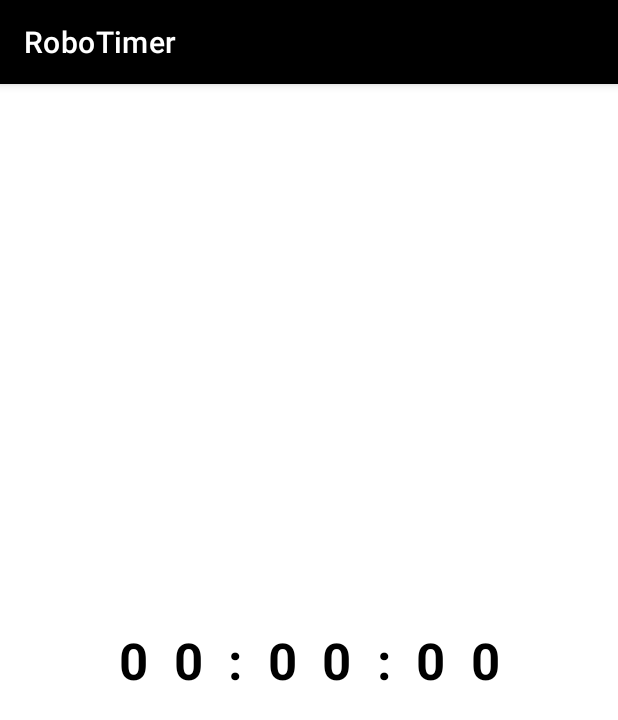
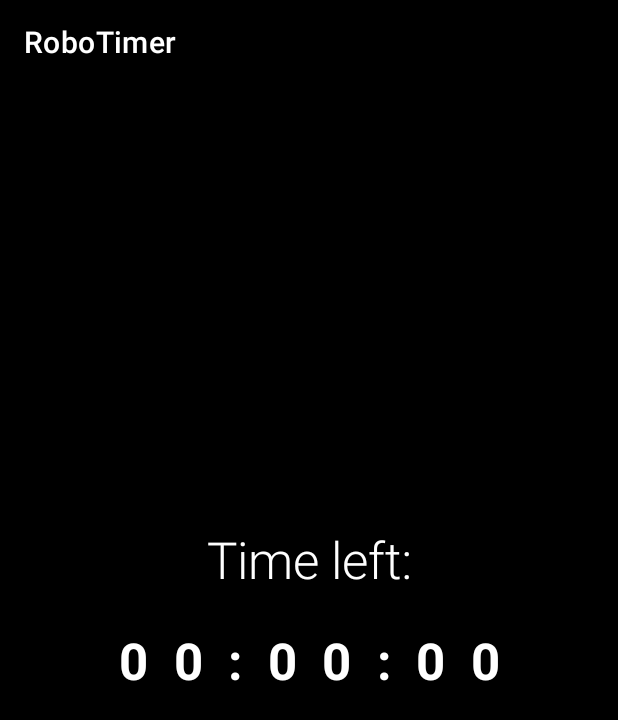
Before and after one commit to yousef-essa/RoboTimer, an Android app: the screen it shows after launch (MainActivity before the commit, TimerActivity after it), on a phone screen of 412 x 824 dp. Shown: the top 720 px of the screen. Run offline under Robolectric (Android 15) with nearby library versions, the light colour scheme and no system bars.

Commit message:
Improve the layout & names

```diff
--- a/app/src/main/AndroidManifest.xml
+++ b/app/src/main/AndroidManifest.xml
@@ -12,7 +12,7 @@
             android:roundIcon="@mipmap/ic_launcher_round"
             android:supportsRtl="true"
             android:theme="@style/Theme.RoboTimer">
-        <activity android:name=".MainActivity">
+        <activity android:name=".TimerActivity">
             <intent-filter>
                 <action android:name="android.intent.action.MAIN" />
 
@@ -29,7 +29,7 @@
         <!--        </activity>-->
 
         <service
-                android:name="io.yousefessa.robotimer.application.module.impl.timer.TimerScreenService"
+                android:name="io.yousefessa.robotimer.application.module.impl.alarm.AlarmScreenService"
                 android:exported="false" />
     </application>
 </manifest>
--- a/app/src/main/java/io/yousefessa/robotimer/MainActivity.java
+++ b/app/src/main/java/io/yousefessa/robotimer/TimerActivity.java
@@ -3,11 +3,11 @@ package io.yousefessa.robotimer;
 import android.content.Intent;
 import android.os.Bundle;
 import androidx.appcompat.app.AppCompatActivity;
-import io.yousefessa.robotimer.application.module.impl.timer.TimerScreenService;
+import io.yousefessa.robotimer.application.module.impl.alarm.AlarmScreenService;
 
-public class MainActivity extends AppCompatActivity {
-    private static MainActivity instance;
-    public static MainActivity getInstance() {
+public class TimerActivity extends AppCompatActivity {
+    private static TimerActivity instance;
+    public static TimerActivity getInstance() {
         return instance;
     }
 
@@ -16,7 +16,7 @@ public class MainActivity extends AppCompatActivity {
     @Override
     protected void onCreate(Bundle savedInstanceState) {
         super.onCreate(savedInstanceState);
-        setContentView(R.layout.activity_main);
+        setContentView(R.layout.activity_timer);
 
         instance = this;
 
@@ -45,6 +45,6 @@ public class MainActivity extends AppCompatActivity {
         //        ).init();
 
         System.out.println("Starting service now...");
-        startService(new Intent(this, TimerScreenService.class));
+        startService(new Intent(this, AlarmScreenService.class));
     }
 }
--- a/app/src/main/java/io/yousefessa/robotimer/application/module/impl/timer/TimerScreenService.java
+++ b/app/src/main/java/io/yousefessa/robotimer/application/module/impl/alarm/AlarmScreenService.java
@@ -1,15 +1,15 @@
-package io.yousefessa.robotimer.application.module.impl.timer;
+package io.yousefessa.robotimer.application.module.impl.alarm;
 
 import android.app.Service;
 import android.content.Intent;
 import android.os.IBinder;
 import androidx.annotation.Nullable;
-import io.yousefessa.robotimer.MainActivity;
+import io.yousefessa.robotimer.TimerActivity;
 import io.yousefessa.robotimer.application.RoboTimerApplication;
 import io.yousefessa.robotimer.application.context.ContextApplication;
 import io.yousefessa.robotimer.application.context.DefaultApplicationContext;
 
-public class TimerScreenService extends Service {
+public class AlarmScreenService extends Service {
     @Nullable
     @Override
     public IBinder onBind(final Intent intent) {
@@ -20,7 +20,7 @@ public class TimerScreenService extends Service {
     public void onCreate() {
         super.onCreate();
 
-        new RoboTimerApplication(new DefaultApplicationContext(MainActivity.getInstance()),
+        new RoboTimerApplication(new DefaultApplicationContext(TimerActivity.getInstance()),
                 new ContextApplication(this)).init();
     }
 }
--- a/app/src/main/java/io/yousefessa/robotimer/application/module/impl/screentracker/ScreenStatus.java
+++ /dev/null
@@ -1,5 +0,0 @@
-package io.yousefessa.robotimer.application.module.impl.screentracker;
-
-public enum ScreenStatus {
-    ON, OFF;
-}
--- /dev/null
+++ b/app/src/main/java/io/yousefessa/robotimer/application/module/impl/timer/ScreenStatus.java
@@ -0,0 +1,5 @@
+package io.yousefessa.robotimer.application.module.impl.timer;
+
+public enum ScreenStatus {
+    ON, OFF;
+}
--- a/app/src/main/java/io/yousefessa/robotimer/application/module/impl/screentracker/notifier/ScreenStatusNotifier.java
+++ b/app/src/main/java/io/yousefessa/robotimer/application/module/impl/timer/notifier/ScreenStatusNotifier.java
@@ -1,11 +1,11 @@
-package io.yousefessa.robotimer.application.module.impl.screentracker.notifier;
+package io.yousefessa.robotimer.application.module.impl.timer.notifier;
 
 import android.content.BroadcastReceiver;
 import android.content.Context;
 import android.content.Intent;
 import android.content.IntentFilter;
 import io.yousefessa.robotimer.application.context.ApplicationContext;
-import io.yousefessa.robotimer.application.module.impl.screentracker.ScreenStatus;
+import io.yousefessa.robotimer.application.module.impl.timer.ScreenStatus;
 
 public abstract class ScreenStatusNotifier {
     public final void init(final ApplicationContext context) {
--- a/app/src/main/java/io/yousefessa/robotimer/application/module/impl/screentracker/scheduler/ScreenTrackerScheduler.java
+++ b/app/src/main/java/io/yousefessa/robotimer/application/module/impl/timer/scheduler/ScreenTrackerScheduler.java
@@ -1,4 +1,4 @@
-package io.yousefessa.robotimer.application.module.impl.screentracker.scheduler;
+package io.yousefessa.robotimer.application.module.impl.timer.scheduler;
 
 import java.util.concurrent.ExecutorService;
 import java.util.concurrent.Executors;
--- a/app/src/main/res/layout/activity_main.xml
+++ /dev/null
@@ -1,22 +0,0 @@
-<?xml version="1.0" encoding="utf-8"?>
-<androidx.constraintlayout.widget.ConstraintLayout xmlns:android="http://schemas.android.com/apk/res/android"
-        xmlns:tools="http://schemas.android.com/tools"
-        xmlns:app="http://schemas.android.com/apk/res-auto"
-        android:layout_width="match_parent"
-        android:layout_height="match_parent"
-        tools:context=".MainActivity">
-
-    <TextView
-            android:layout_width="wrap_content"
-            android:layout_height="wrap_content"
-            android:text="00:00:00"
-            app:layout_constraintBottom_toBottomOf="parent"
-            app:layout_constraintLeft_toLeftOf="parent"
-            app:layout_constraintRight_toRightOf="parent"
-            app:layout_constraintTop_toTopOf="parent"
-            android:id="@+id/timer_ticking"
-            android:letterSpacing="0.5"
-            android:textStyle="bold"
-            android:textSize="34sp" />
-
-</androidx.constraintlayout.widget.ConstraintLayout>
--- a/app/src/main/res/layout/activity_timer.xml
+++ b/app/src/main/res/layout/activity_timer.xml
@@ -1,54 +1,39 @@
 <?xml version="1.0" encoding="utf-8"?>
 <androidx.constraintlayout.widget.ConstraintLayout xmlns:android="http://schemas.android.com/apk/res/android"
+        xmlns:tools="http://schemas.android.com/tools"
         xmlns:app="http://schemas.android.com/apk/res-auto"
         android:layout_width="match_parent"
         android:layout_height="match_parent"
+        tools:context=".TimerActivity"
         android:background="@color/black">
 
     <TextView
-            android:text="@string/timer_reached_message"
-            android:layout_width="330dp"
+            android:layout_width="wrap_content"
             android:layout_height="wrap_content"
-            android:id="@+id/timer_reached_title"
-            app:layout_constraintEnd_toEndOf="@+id/timer_reached_message"
+            android:text="@string/timer_text"
             app:layout_constraintBottom_toBottomOf="parent"
-            android:letterSpacing="0.2"
-            android:textSize="16sp"
-            app:layout_constraintStart_toStartOf="@+id/timer_reached_message"
-            app:layout_constraintTop_toTopOf="@+id/timer_reached_message"
+            app:layout_constraintLeft_toLeftOf="parent"
+            app:layout_constraintRight_toRightOf="parent"
+            app:layout_constraintTop_toTopOf="parent"
+            android:id="@+id/timer_text"
+            android:letterSpacing="0.5"
+            android:textStyle="bold"
+            android:textSize="34sp"
             android:textColor="@color/white"
-            app:layout_constraintVertical_bias="0.13" />
+            android:fontFamily="sans-serif" />
 
     <TextView
-            android:text="@string/timer_reached_title"
+            android:text="Time left:"
             android:layout_width="wrap_content"
             android:layout_height="wrap_content"
-            android:id="@+id/timer_reached_message"
+            android:id="@+id/time_left_text"
+            android:textColor="@color/white"
+            android:textSize="34sp"
+            android:fontFamily="sans-serif-light"
+            app:layout_constraintBottom_toTopOf="@+id/timer_text"
+            app:layout_constraintStart_toStartOf="@+id/timer_text"
+            app:layout_constraintEnd_toEndOf="@+id/timer_text"
             app:layout_constraintTop_toTopOf="parent"
-            app:layout_constraintEnd_toEndOf="parent"
-            app:layout_constraintStart_toStartOf="parent"
-            app:layout_constraintHorizontal_bias="0.5"
-            android:textSize="20sp"
-            android:letterSpacing="0.1"
-            android:textStyle="bold"
-            android:textColor="@color/white"
-            app:layout_constraintBottom_toBottomOf="parent"
-            app:layout_constraintVertical_bias="0.39" />
-
-    <Button
-            android:text="@string/timer_reached_hide_button"
-            android:layout_width="wrap_content"
-            android:layout_height="wrap_content"
-            android:id="@+id/hide"
-            android:textColor="@android:color/holo_red_light"
-            app:rippleColor="@color/white"
-            app:strokeColor="#F44336"
-            android:shadowColor="#F44336"
-            android:background="@empty"
-            app:layout_constraintTop_toBottomOf="@+id/timer_reached_title"
-            app:layout_constraintBottom_toBottomOf="parent"
-            app:layout_constraintStart_toStartOf="@+id/timer_reached_title"
-            app:layout_constraintEnd_toEndOf="@+id/timer_reached_title"
-            android:backgroundTintMode="add" />
+            app:layout_constraintVertical_bias="0.93" />
 
 </androidx.constraintlayout.widget.ConstraintLayout>
```
Also changed, not shown: app/src/main/java/io/yousefessa/robotimer/application/module/handler/RoboTimerModuleHandler.java (+3 -4 lines), app/src/main/java/io/yousefessa/robotimer/application/module/impl/alarm/AlarmScreenModule.java (added, +16 -0 lines), app/src/main/java/io/yousefessa/robotimer/application/module/impl/alarm/DefaultAlarmScreenModule.java (added, +61 -0 lines), app/src/main/java/io/yousefessa/robotimer/application/module/impl/screentracker/DefaultScreenTrackerModule.java (deleted, +0 -47 lines), app/src/main/java/io/yousefessa/robotimer/application/module/impl/screentracker/ScreenTrackerModule.java (deleted, +0 -57 lines), app/src/main/java/io/yousefessa/robotimer/application/module/impl/timer/DefaultTimerScreenModule.java (+24 -38 lines), app/src/main/java/io/yousefessa/robotimer/application/module/impl/timer/TimerScreenModule.java (+46 -5 lines), app/src/main/java/io/yousefessa/robotimer/application/module/impl/timer/notifier/DefaultScreenStatusNotifier.java (renamed from app/src/main/java/io/yousefessa/robotimer/application/module/impl/screentracker/notifier/DefaultScreenStatusNotifier.java, +6 -6 lines), app/src/main/java/io/yousefessa/robotimer/application/module/impl/timer/scheduler/DefaultScreenTrackerScheduler.java (renamed from app/src/main/java/io/yousefessa/robotimer/application/module/impl/screentracker/scheduler/DefaultScreenTrackerScheduler.java, +5 -5 lines), app/src/main/res/layout/activity_alarm.xml (added, +54 -0 lines), app/src/main/res/values/strings.xml (+4 -3 lines).
